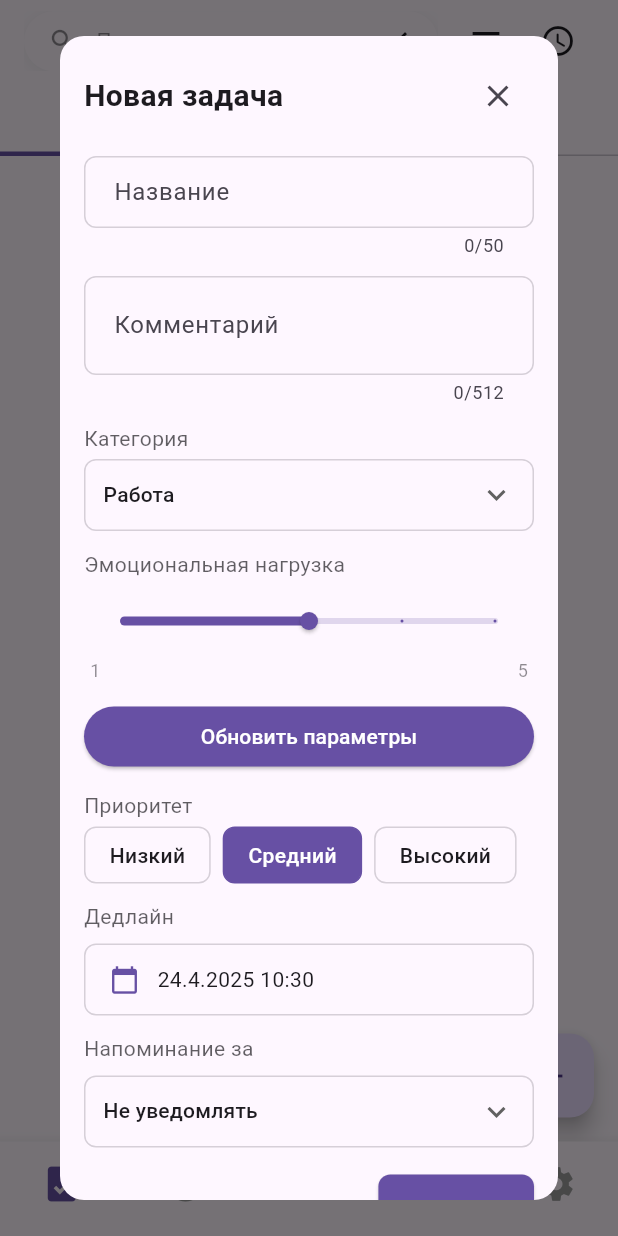
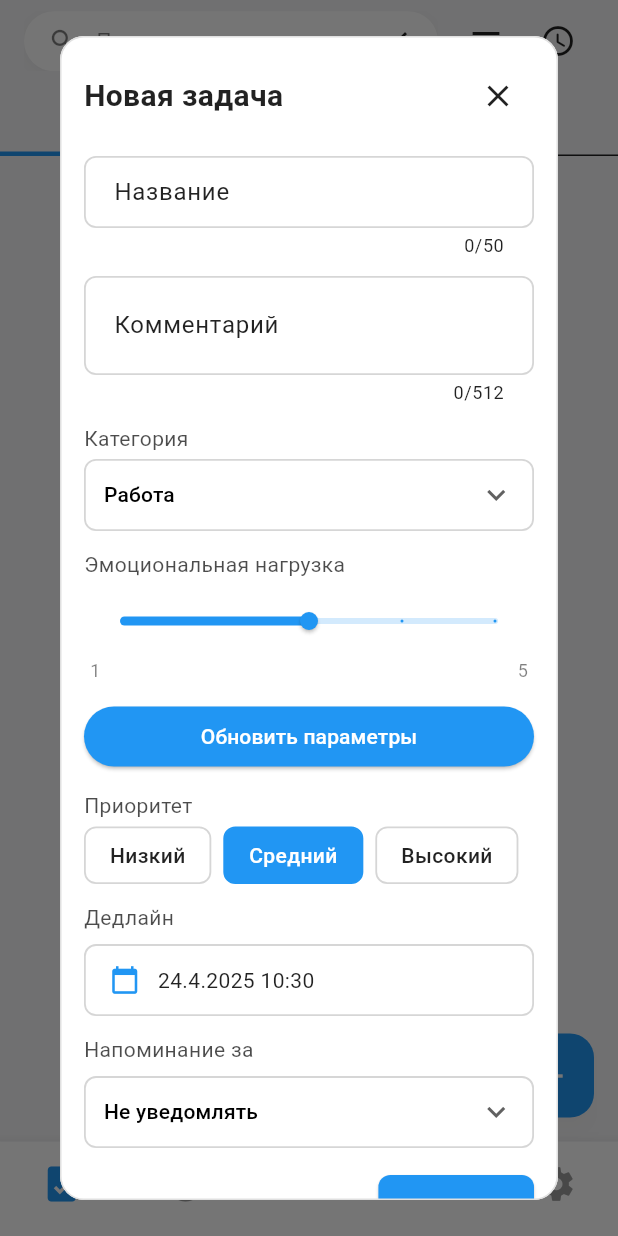
Before and after one commit to Makimma/Task-Planning-with-Mood-and-Emotion-Analysis, a Flutter app: the screen it shows once a user with an empty profile is signed in, after a tap on the "add" icon, on a phone screen of 412 x 824 dp. Run offline on Flutter 3.47's test engine with Material 3 defaults, Android fonts, the phone set to English and light mode, and no system bars; our stand-ins replace awesome_notifications, cloud_firestore, connectivity_plus, firebase_auth, firebase_core, fl_chart and 2 more; accounts and stored records are empty.

Commit message:
Enhance light theme borders visibility in dialogs and cards

```diff
--- a/lib/features/reports/widgets/mood_report.dart
+++ b/lib/features/reports/widgets/mood_report.dart
@@ -1,7 +1,7 @@
 import 'package:flutter/material.dart';
 import '../data/reports_data_provider.dart';
 import '../../moods/widgets/mood_chart.dart';
-import '../../tasks/widgets/task_chart.dart';
+import 'task_chart.dart';
 import 'productivity_chart.dart';
 
 class MoodReport extends StatelessWidget {
--- a/lib/features/tasks/widgets/add_task_dialog.dart
+++ b/lib/features/tasks/widgets/add_task_dialog.dart
@@ -61,6 +61,12 @@ class _AddTaskDialogState extends State<AddTaskDialog> {
       backgroundColor: Theme.of(context).colorScheme.surface,
       shape: RoundedRectangleBorder(
         borderRadius: BorderRadius.circular(16),
+        side: BorderSide(
+          color: Theme.of(context).brightness == Brightness.light
+              ? Colors.grey[300]!
+              : Colors.transparent,
+          width: 1,
+        ),
       ),
       child: GestureDetector(
         onTap: () {
@@ -221,6 +227,7 @@ class _AddTaskDialogState extends State<AddTaskDialog> {
     Function(String)? onSubmitted,
     required FocusNode focusNode,
   }) {
+    final isDarkMode = Theme.of(context).brightness == Brightness.dark;
     return TextFormField(
       focusNode: focusNode,
       decoration: InputDecoration(
@@ -229,19 +236,26 @@ class _AddTaskDialogState extends State<AddTaskDialog> {
         border: OutlineInputBorder(
           borderRadius: BorderRadius.circular(8),
           borderSide: BorderSide(
-            color: Theme.of(context).dividerColor.withOpacity(0.3),
+            color: isDarkMode
+                ? Theme.of(context).dividerColor.withOpacity(0.3)
+                : Colors.grey[350]!,
+            width: 1.2,
           ),
         ),
         enabledBorder: OutlineInputBorder(
           borderRadius: BorderRadius.circular(8),
           borderSide: BorderSide(
-            color: Theme.of(context).dividerColor.withOpacity(0.3),
+            color: isDarkMode
+                ? Theme.of(context).dividerColor.withOpacity(0.3)
+                : Colors.grey[350]!,
+            width: 1.2,
           ),
         ),
         focusedBorder: OutlineInputBorder(
           borderRadius: BorderRadius.circular(8),
           borderSide: BorderSide(
             color: Theme.of(context).colorScheme.primary,
+            width: 1.5,
           ),
         ),
       ),
@@ -255,13 +269,17 @@ class _AddTaskDialogState extends State<AddTaskDialog> {
   }
 
   Widget _buildCategorySelector(StateSetter setState) {
+    final isDarkMode = Theme.of(context).brightness == Brightness.dark;
     return Container(
       height: 48,
       decoration: BoxDecoration(
         color: Theme.of(context).colorScheme.surface,
         borderRadius: BorderRadius.circular(8),
         border: Border.all(
-          color: Theme.of(context).dividerColor.withOpacity(0.3),
+          color: isDarkMode
+              ? Theme.of(context).dividerColor.withOpacity(0.3)
+              : Colors.grey[350]!,
+          width: 1.2,
         ),
       ),
       child: DropdownButtonHideUnderline(
@@ -290,6 +308,7 @@ class _AddTaskDialogState extends State<AddTaskDialog> {
   }
 
   Widget _buildPrioritySelector(StateSetter setState) {
+    final isDarkMode = Theme.of(context).brightness == Brightness.dark;
     return Wrap(
       spacing: 8.0,
       children: ["low", "medium", "high"].map((value) {
@@ -306,7 +325,10 @@ class _AddTaskDialogState extends State<AddTaskDialog> {
               border: Border.all(
                 color: isSelected
                     ? Theme.of(context).colorScheme.primary
-                    : Theme.of(context).dividerColor.withOpacity(0.3),
+                    : isDarkMode
+                        ? Theme.of(context).dividerColor.withOpacity(0.3)
+                        : Colors.grey[350]!,
+                width: 1.2,
               ),
             ),
             child: Text(
@@ -381,6 +403,7 @@ class _AddTaskDialogState extends State<AddTaskDialog> {
   }
 
   Widget _buildDateTimeSection(StateSetter setState) {
+    final isDarkMode = Theme.of(context).brightness == Brightness.dark;
     return Column(
       crossAxisAlignment: CrossAxisAlignment.start,
       children: [
@@ -398,7 +421,10 @@ class _AddTaskDialogState extends State<AddTaskDialog> {
             decoration: BoxDecoration(
               borderRadius: BorderRadius.circular(8),
               border: Border.all(
-                color: Theme.of(context).dividerColor.withOpacity(0.3),
+                color: isDarkMode
+                    ? Theme.of(context).dividerColor.withOpacity(0.3)
+                    : Colors.grey[350]!,
+                width: 1.2,
               ),
             ),
             child: Row(
@@ -422,6 +448,7 @@ class _AddTaskDialogState extends State<AddTaskDialog> {
   }
 
   Widget _buildReminderSection(StateSetter setState) {
+    final isDarkMode = Theme.of(context).brightness == Brightness.dark;
     final options = {
       0: "Не уведомлять",
       15: "15 минут",
@@ -440,7 +467,10 @@ class _AddTaskDialogState extends State<AddTaskDialog> {
           decoration: BoxDecoration(
             borderRadius: BorderRadius.circular(8),
             border: Border.all(
-              color: Theme.of(context).dividerColor.withOpacity(0.3),
+              color: isDarkMode
+                  ? Theme.of(context).dividerColor.withOpacity(0.3)
+                  : Colors.grey[350]!,
+              width: 1.2,
             ),
           ),
           child: DropdownButtonHideUnderline(
--- a/lib/main.dart
+++ b/lib/main.dart
@@ -122,7 +122,33 @@ class _MyAppState extends State<MyApp> {
   Widget build(BuildContext context) {
     return MaterialApp(
       // debugShowCheckedModeBanner: false,
-      theme: ThemeData.light(),
+      theme: ThemeData(
+        brightness: Brightness.light,
+        scaffoldBackgroundColor: Color(0xFFF5F5F7),
+        appBarTheme: AppBarTheme(
+          backgroundColor: Colors.white,
+          foregroundColor: Colors.black,
+          iconTheme: IconThemeData(color: Colors.black87),
+          elevation: 0,
+        ),
+        cardColor: Colors.white,
+        colorScheme: ColorScheme.light(
+          primary: Colors.blue,
+          secondary: Colors.blueAccent,
+          background: Color(0xFFF5F5F7),
+          surface: Colors.white,
+          onPrimary: Colors.white,
+          onSecondary: Colors.white,
+          onSurface: Colors.black87,
+          onBackground: Colors.black87,
+        ),
+        textTheme: TextTheme(
+          bodyMedium: TextStyle(color: Colors.black87),
+          titleMedium: TextStyle(color: Colors.black),
+        ),
+        dividerColor: Colors.grey[300],
+        shadowColor: Colors.black.withOpacity(0.1),
+      ),
       darkTheme: ThemeData(
         brightness: Brightness.dark,
         scaffoldBackgroundColor: Colors.black,
```
Also changed, not shown: lib/features/reports/widgets/overview_report.dart (+16 -2 lines), lib/features/tasks/services/task_actions.dart (+44 -34 lines), lib/features/tasks/widgets/filter_task_dialog.dart (+12 -2 lines), lib/features/tasks/widgets/task_card.dart (+30 -17 lines), lib/features/reports/widgets/task_chart.dart (renamed from lib/features/tasks/widgets/task_chart.dart). Lines whose indentation alone changed are shown as unchanged.
